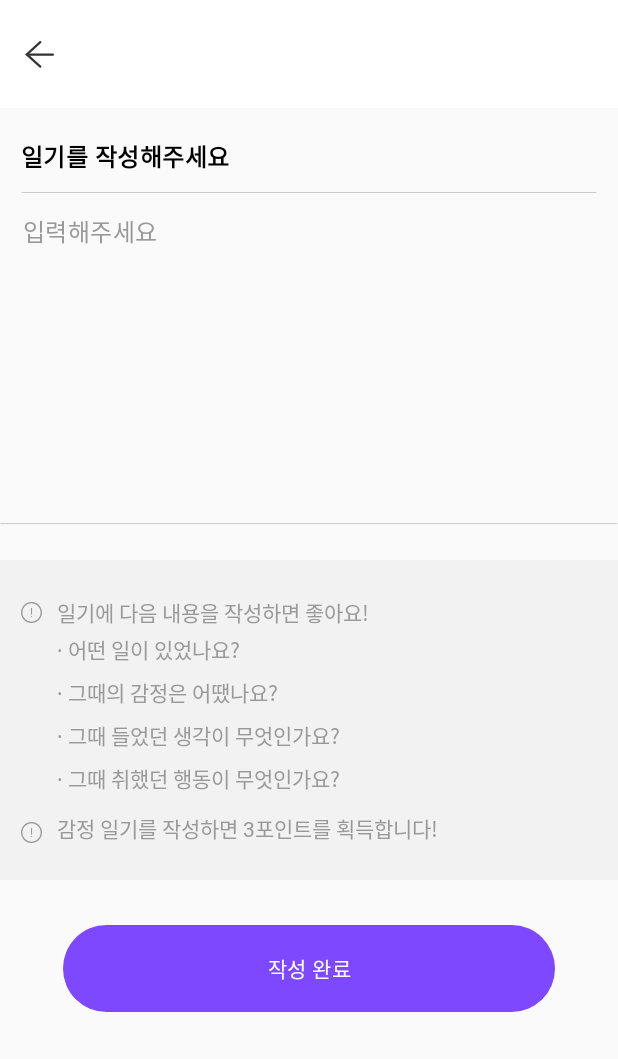
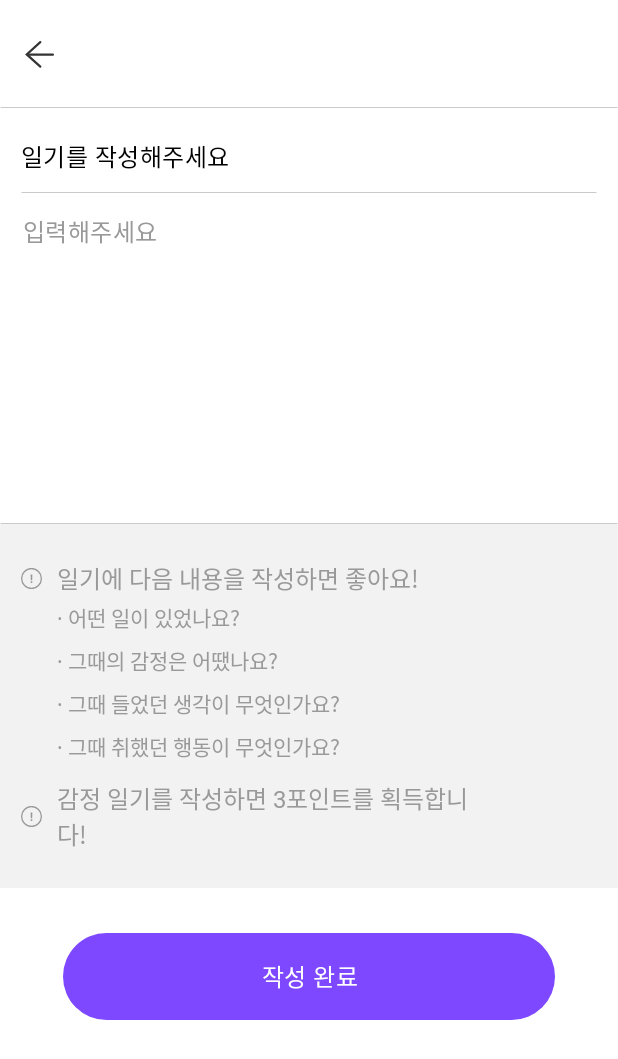
Before and after one commit to SWM-BetterLife/AntiFragile-Android, an Android app: the fragment TextDiaryCreateFragment placed in its activity, on a phone screen of 412 x 824 dp. Shown: the top 1059 px of the screen. Run offline under Robolectric (Android 15) with nearby library versions, the light colour scheme and no system bars; our stand-ins replace Room's generated code, data binding, navigation-ui; network calls fail; pictures from the network do not load; 3 statements that could not run were skipped.

Commit message:
SWM-115 feat: 일기 작성 뷰 3차 디자인 적용

```diff
--- a/app/src/main/java/com/betterlife/antifragile/presentation/ui/diary/text/TextDiaryCreateFragment.kt
+++ b/app/src/main/java/com/betterlife/antifragile/presentation/ui/diary/text/TextDiaryCreateFragment.kt
@@ -48,6 +48,7 @@ class TextDiaryCreateFragment : BaseFragment<FragmentTextDiaryCreateBinding>(
                 findNavController().popBackStack()
                 (activity as MainActivity).showBottomNavigation()
             }
+            showLine()
         }
     }
 
--- /dev/null
+++ b/app/src/main/res/drawable/ic_notification.xml
@@ -0,0 +1,14 @@
+<vector xmlns:android="http://schemas.android.com/apk/res/android"
+    android:width="14dp"
+    android:height="14dp"
+    android:viewportWidth="14"
+    android:viewportHeight="14">
+  <path
+      android:pathData="M7,7m-6.563,0a6.563,6.563 0,1 1,13.125 0a6.563,6.563 0,1 1,-13.125 0"
+      android:strokeWidth="0.875"
+      android:fillColor="#00000000"
+      android:strokeColor="#999999"/>
+  <path
+      android:pathData="M6.542,8.176L6.422,4.4H7.582L7.462,8.176H6.542ZM7.006,10.04C6.808,10.04 6.646,9.981 6.518,9.864C6.395,9.741 6.334,9.592 6.334,9.416C6.334,9.24 6.395,9.093 6.518,8.976C6.646,8.853 6.808,8.792 7.006,8.792C7.203,8.792 7.363,8.853 7.486,8.976C7.608,9.093 7.67,9.24 7.67,9.416C7.67,9.592 7.608,9.741 7.486,9.864C7.363,9.981 7.203,10.04 7.006,10.04Z"
+      android:fillColor="#999999"/>
+</vector>
--- a/app/src/main/res/drawable/shape_circle.xml
+++ /dev/null
@@ -1,20 +0,0 @@
-<?xml version="1.0" encoding="utf-8"?>
-<vector
-    xmlns:android="http://schemas.android.com/apk/res/android"
-    xmlns:aapt="http://schemas.android.com/aapt"
-    android:width="14dp"
-    android:height="14dp"
-    android:viewportWidth="14"
-    android:viewportHeight="14"
-    >
-    <group>
-        <clip-path
-            android:pathData="M14 7C14 10.866 10.866 14 7 14C3.13401 14 0 10.866 0 7C0 3.13401 3.13401 0 7 0C10.866 0 14 3.13401 14 7Z"
-            />
-        <path
-            android:pathData="M14 7C14 10.866 10.866 14 7 14C3.13401 14 0 10.866 0 7C0 3.13401 3.13401 0 7 0C10.866 0 14 3.13401 14 7Z"
-            android:strokeWidth="1.75"
-            android:strokeColor="#999999"
-            />
-    </group>
-</vector>
--- a/app/src/main/res/layout/fragment_text_diary_create.xml
+++ b/app/src/main/res/layout/fragment_text_diary_create.xml
@@ -1,6 +1,5 @@
 <?xml version="1.0" encoding="utf-8"?>
 <layout xmlns:android="http://schemas.android.com/apk/res/android"
-    xmlns:tools="http://schemas.android.com/tools"
     xmlns:app="http://schemas.android.com/apk/res-auto">
 
     <data>
@@ -9,7 +8,8 @@
 
     <androidx.constraintlayout.widget.ConstraintLayout
         android:layout_width="match_parent"
-        android:layout_height="match_parent">
+        android:layout_height="match_parent"
+        android:background="@color/white">
 
         <LinearLayout
             android:id="@+id/lo_diary_create"
@@ -26,7 +26,6 @@
                 android:text="@string/create_diary"
                 android:textSize="16sp"
                 android:textColor="@color/black"
-                android:textStyle="bold"
                 android:letterSpacing="0.02" />
 
             <ImageView
@@ -43,10 +42,12 @@
                 android:layout_marginBottom="10dp"
                 android:textSize="16sp"
                 android:textColor="@color/black"
+                android:inputType="textMultiLine"
                 android:hint="@string/edit_box_hint"
+                android:autofillHints="none"
                 android:textColorHint="@color/hint_text_color"
                 android:letterSpacing="0.02"
-                android:gravity="top"
+                android:gravity="top|start"
                 android:scrollbars="vertical"
                 android:background="@android:color/transparent"
                 android:paddingHorizontal="1dp"
@@ -59,6 +60,7 @@
             android:layout_width="match_parent"
             android:layout_height="wrap_content"
             android:background="@drawable/line"
+            android:importantForAccessibility="no"
             app:layout_constraintTop_toBottomOf="@id/lo_diary_create" />
 
         <androidx.constraintlayout.widget.ConstraintLayout
@@ -67,19 +69,15 @@
             android:layout_height="wrap_content"
             android:paddingVertical="20dp"
             android:paddingHorizontal="14dp"
-            android:layout_marginTop="24dp"
             android:background="#F2F2F2"
             app:layout_constraintTop_toBottomOf="@id/iv_line">
 
-            <TextView
-                android:id="@+id/tv_tip_icon"
-                android:layout_width="14dp"
-                android:layout_height="14dp"
-                android:text="!"
-                android:textSize="8sp"
-                android:textColor="@color/gray"
-                android:gravity="center"
-                android:background="@drawable/shape_circle"
+            <ImageView
+                android:id="@+id/iv_tip_icon"
+                android:layout_width="wrap_content"
+                android:layout_height="wrap_content"
+                android:importantForAccessibility="no"
+                android:src="@drawable/ic_notification"
                 app:layout_constraintTop_toTopOf="@id/tv_tip_title"
                 app:layout_constraintBottom_toBottomOf="@id/tv_tip_title"
                 app:layout_constraintStart_toStartOf="parent" />
@@ -89,12 +87,12 @@
                 android:layout_width="282dp"
                 android:layout_height="wrap_content"
                 android:text="@string/text_diary_tip_title"
-                android:textSize="14sp"
+                android:textSize="16sp"
                 android:textColor="@color/gray"
                 android:layout_marginStart="10dp"
                 android:paddingVertical="4sp"
                 app:layout_constraintTop_toTopOf="parent"
-                app:layout_constraintStart_toEndOf="@id/tv_tip_icon" />
+                app:layout_constraintStart_toEndOf="@id/iv_tip_icon" />
 
             <TextView
                 android:id="@+id/tv_tip_content"
@@ -107,26 +105,22 @@
                 app:layout_constraintStart_toStartOf="@id/tv_tip_title"
                 app:layout_constraintTop_toBottomOf="@id/tv_tip_title" />
 
-            <TextView
+            <ImageView
                 android:id="@+id/tv_point_icon"
-                android:layout_width="14dp"
-                android:layout_height="14dp"
-                android:text="!"
-                android:textSize="8sp"
-                android:textColor="@color/gray"
-                android:gravity="center"
-                android:background="@drawable/shape_circle"
-                android:layout_marginTop="6dp"
+                android:layout_width="wrap_content"
+                android:layout_height="wrap_content"
+                android:importantForAccessibility="no"
+                android:src="@drawable/ic_notification"
                 app:layout_constraintTop_toTopOf="@id/tv_point_title"
                 app:layout_constraintBottom_toBottomOf="@id/tv_point_title"
-                app:layout_constraintStart_toStartOf="@id/tv_tip_icon" />
+                app:layout_constraintStart_toStartOf="@id/iv_tip_icon" />
 
             <TextView
                 android:id="@+id/tv_point_title"
                 android:layout_width="282dp"
                 android:layout_height="wrap_content"
                 android:text="@string/text_diary_point"
-                android:textSize="14sp"
+                android:textSize="16sp"
                 android:textColor="@color/gray"
                 android:layout_marginTop="6dp"
                 android:layout_marginStart="10dp"
@@ -140,8 +134,8 @@
             android:id="@+id/btn_save"
             android:layout_width="328dp"
             android:layout_height="58dp"
-            android:text="작성 완료"
-            android:textSize="14sp"
+            android:text="@string/edit_complete"
+            android:textSize="16sp"
             android:textColor="@color/white"
             android:letterSpacing="0.02"
             android:gravity="center"
@@ -158,7 +152,6 @@
             android:text="@string/get_point_message"
             android:textColor="@android:color/white"
             android:textSize="14sp"
-            android:textStyle="bold"
             android:gravity="center"
             android:background="@drawable/btn_rectangle_radius_100"
             android:backgroundTint="@color/semi_transparent_black"
--- a/app/src/main/res/values/strings.xml
+++ b/app/src/main/res/values/strings.xml
@@ -31,4 +31,5 @@
     <string name="my_emotion_chart">나의 감정차트</string>
     <string name="question_mark">\?</string>
     <string name="today_my_emotion">오늘 나의 감정</string>
+    <string name="edit_complete">작성 완료</string>
 </resources>
```
